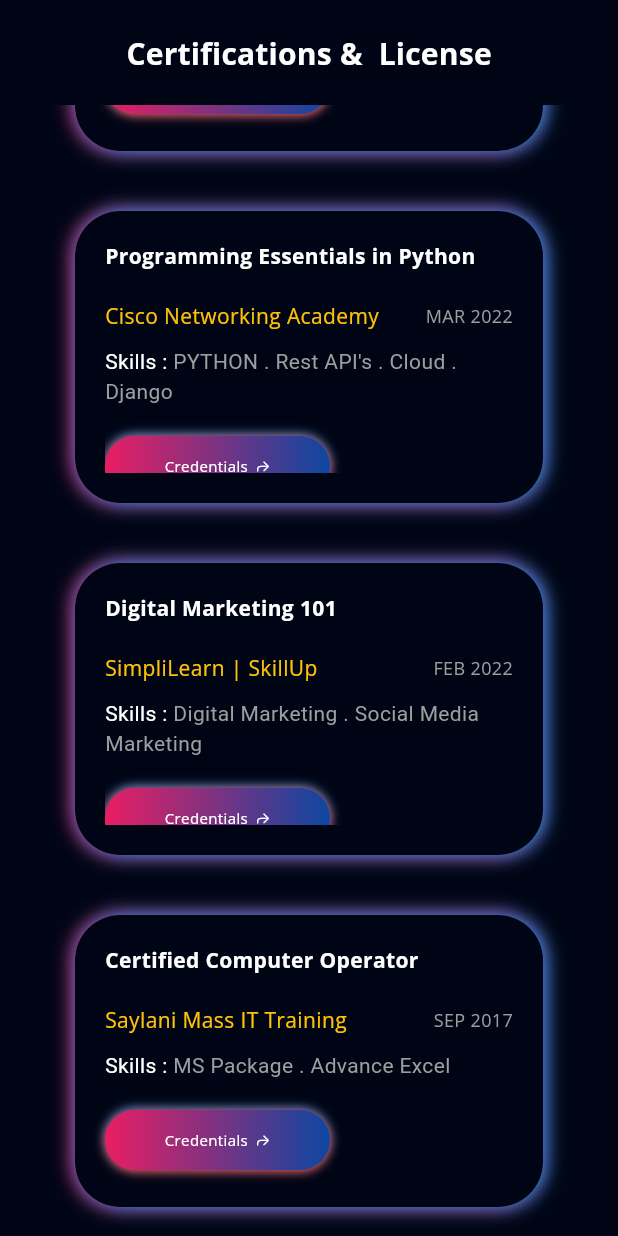
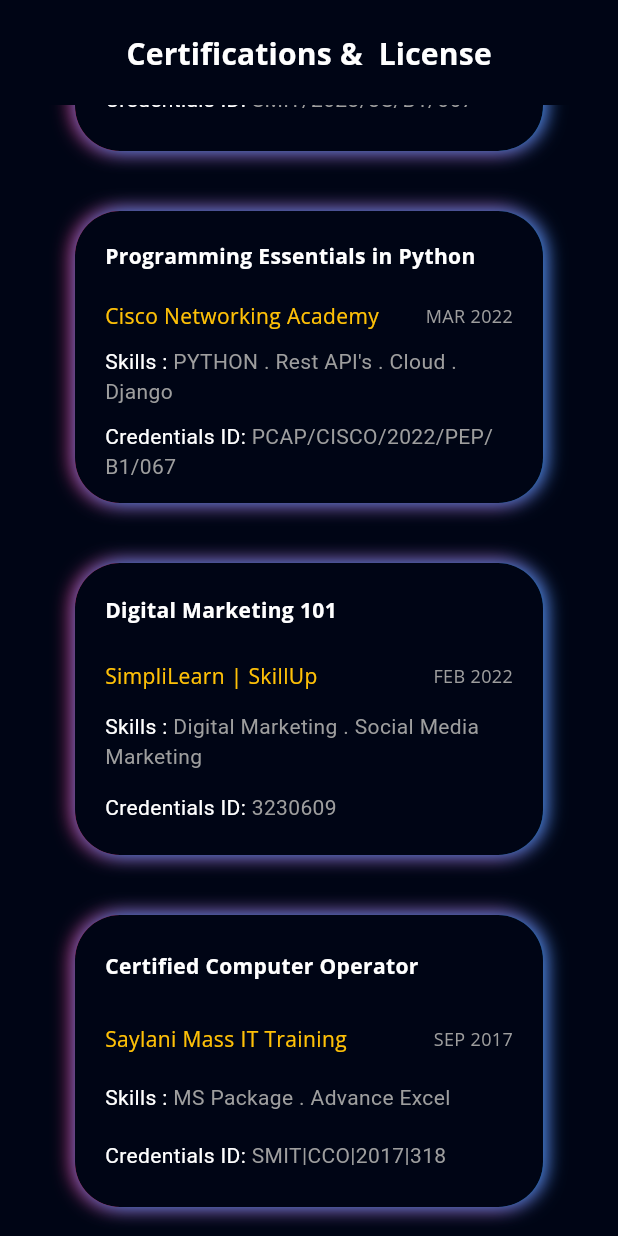
Before and after one commit to 1shabbirhussain/Flutter-Responsive-Portfolio-WebApp, a Flutter app: the Certifications screen opened directly, scrolled down 888 dp, on a phone screen of 412 x 824 dp. Run offline on Flutter 3.47's test engine with Material 3 defaults, Android fonts, the phone set to English and light mode, and no system bars; our stand-ins replace flutter_svg, font_awesome_flutter, get, google_fonts, photo_view.

Commit message:
added all certifications

```diff
--- a/lib/model/certificate_model.dart
+++ b/lib/model/certificate_model.dart
@@ -4,13 +4,15 @@
   final String date;
   final String skills;
   final String credential;
+  final String image;
 
-  CertificateModel({
+  CertificateModel( {
     required this.name,
     required this.organization,
     required this.date,
     required this.skills,
     required this.credential,
+    required this.image,
   });
 }
 
@@ -21,6 +23,7 @@
     date: 'AUG 2023',
     skills: 'Flutter . Dart . Firebase . StateManagement',
     credential:  'JP/WOW/FL/B4/1239',
+    image:  'assets/images/flutter_jp.jpeg',
   ),
   CertificateModel(
     name: 'Google Certified in SoftSkills',
@@ -28,6 +31,7 @@
     date: 'JUL 2024',
     skills: 'Critical Thinking . Time Managment . Problem Solving . Social Networking',
     credential:  '1526905661503348',
+    image:  'assets/images/softskills.png',
   ),
   CertificateModel(
     name: 'Introduction to Flutter',
@@ -35,6 +39,7 @@
     date: 'NOV 2023',
     skills: 'Flutter . Dart . Programming',
     credential:  '4676011',
+    image:  'assets/images/flutter.jpeg',
   ),
   CertificateModel(
     name: 'Java Script Crash Course',
@@ -42,6 +47,7 @@
     date: 'SEP 2023',
     skills: 'JS . HTML . CSS . Node.JS',
     credential:  'SMIT/2023/JS/B1/067',
+    image:  'assets/images/js.jpeg',
   ),
   CertificateModel(
     name: 'Programming Essentials in Python',
@@ -49,6 +55,7 @@
     date: 'MAR 2022',
     skills: 'PYTHON . Rest API\'s . Cloud . Django',
     credential:  'PCAP/CISCO/2022/PEP/B1/067',
+    image:  '',
   ),
   CertificateModel(
     name: 'Digital Marketing 101',
@@ -56,6 +63,7 @@
     date: 'FEB 2022',
     skills: 'Digital Marketing . Social Media Marketing',
     credential:  '3230609',
+    image:  '',
   ),
   CertificateModel(
     name: 'Certified Computer Operator',
@@ -63,6 +71,7 @@
     date: 'SEP 2017',
     skills: 'MS Package . Advance Excel',
     credential:  'SMIT|CCO|2017|318',
+    image:  'assets/images/cco.jpeg',
   ),
 
 ];
--- a/lib/view/certifications/certifications.dart
+++ b/lib/view/certifications/certifications.dart
@@ -1,4 +1,3 @@
-import 'package:flutter/cupertino.dart';
 import 'package:flutter/material.dart';
 import 'package:flutter_portfolio/view%20model/getx_controllers/certification_controller.dart';
 import 'package:flutter_portfolio/view/projects/components/title_text.dart';
@@ -26,7 +25,7 @@
           Expanded(
               child: Responsive(
                   desktop: CertificateGrid(crossAxisCount: 3,),
-                  extraLargeScreen: CertificateGrid(crossAxisCount: 4),
+                  extraLargeScreen: CertificateGrid(crossAxisCount: 4,ratio: 1.4),
                   largeMobile: CertificateGrid(crossAxisCount: 1,ratio: 1.8),
                   mobile: CertificateGrid(crossAxisCount: 1,ratio: 1.5),
                   tablet: CertificateGrid(ratio: 1.4,crossAxisCount: 2,)))
--- a/lib/view/certifications/components/certificates_details.dart
+++ b/lib/view/certifications/components/certificates_details.dart
@@ -1,5 +1,6 @@
 import 'package:flutter/cupertino.dart';
 import 'package:flutter/material.dart';
+import 'package:flutter_portfolio/view/projects/components/image_viewer.dart';
 import 'package:get/get.dart';
 import 'package:url_launcher/url_launcher.dart';
 import '../../../model/certificate_model.dart';
@@ -17,85 +18,126 @@
         controller.onHover(index, value);
       },
       onTap: () {
-      },
-      borderRadius: BorderRadius.circular(30),
+        ImageViewer(context,certificateList[index].image);
+      },      borderRadius: BorderRadius.circular(30),
       child: AnimatedContainer(
           padding: const EdgeInsets.all(defaultPadding),
           height: double.infinity,
           width: double.infinity,
           decoration: BoxDecoration(
-              borderRadius: BorderRadius.circular(30),
-              color: bgColor),
+              borderRadius: BorderRadius.circular(30), color: bgColor),
           duration: const Duration(milliseconds: 500),
-          child: SingleChildScrollView(
           child: Column(
             crossAxisAlignment: CrossAxisAlignment.start,
+            mainAxisAlignment: MainAxisAlignment.spaceEvenly,
             children: [
               Text(
                 certificateList[index].name,
-                  style: Theme.of(context)
-                      .textTheme
-                      .bodyMedium!
-                      .copyWith(
-                      color: Colors.white,
-                      fontWeight: FontWeight.bold),
+                style: Theme.of(context).textTheme.bodyMedium!.copyWith(
+                    color: Colors.white, fontWeight: FontWeight.bold),
                 maxLines: 1,
                 overflow: TextOverflow.ellipsis,
               ),
-                const SizedBox(height: defaultPadding,),
+              const SizedBox(
+                height: defaultPadding,
+              ),
               Row(
                 mainAxisAlignment: MainAxisAlignment.spaceBetween,
                 children: [
-                    Text(certificateList[index].organization,style: const TextStyle(color: Colors.amber),),
-                    Text(certificateList[index].date,style: const TextStyle(color: Colors.grey,fontSize: 12),),
+                  Text(
+                    certificateList[index].organization,
+                    style: const TextStyle(color: Colors.amber),
+                  ),
+                  Text(
+                    certificateList[index].date,
+                    style: const TextStyle(color: Colors.grey, fontSize: 12),
+                  ),
                 ],
               ),
-                const SizedBox(height: defaultPadding/2,),
+              const SizedBox(
+                height: defaultPadding / 2,
+              ),
               Text.rich(
                 maxLines: 2,
                 TextSpan(
-                      text: 'Skills : ',style: const TextStyle(color: Colors.white,),
+                    text: 'Skills : ',
+                    style: const TextStyle(
+                      color: Colors.white,
+                    ),
                     children: [
                       TextSpan(
-                          text: certificateList[index].skills,style: const TextStyle(color: Colors.grey,overflow: TextOverflow.ellipsis),)
-                      ]
-                  ),),
-                const SizedBox(height: defaultPadding,),
-                InkWell(
-                  onTap: () {
-                    launchUrl(Uri.parse(certificateList[index].credential));
-                  },
-                  child: Container(
-                    height: 40,
-                    width: 150,
-                    decoration: BoxDecoration(
-                        borderRadius: BorderRadius.circular(30),
-                        gradient: LinearGradient(
-                            colors: [
-                              Colors.pink,
-                              Colors.blue.shade900,
-                            ]
+                        text: certificateList[index].skills,
+                        style: const TextStyle(
+                            color: Colors.grey,
+                            overflow: TextOverflow.ellipsis),
+                      )
+                    ]),
               ),
-                        boxShadow:const [
-                          BoxShadow(color: Colors.blue,offset: Offset(0, -1),blurRadius: 5),
-                          BoxShadow(color: Colors.red,offset: Offset(0, 1),blurRadius: 5),
-                        ]
+              const SizedBox(
+                height: defaultPadding / 2,
               ),
-                    child: const Row(
-                      mainAxisAlignment: MainAxisAlignment.center,
+              Text.rich(
+                maxLines: 2,
+                TextSpan(
+                    text: 'Credentials ID: ',
+                    style: const TextStyle(
+                      color: Colors.white,
+                    ),
                     children: [
-                        Text('Credentials',style: TextStyle(color: Colors.white,fontSize: 10),),
-                        SizedBox(width: 5,),
-                        Icon(
-                          CupertinoIcons.arrow_turn_up_right,color: Colors.white,size: 10,
+                      TextSpan(
+                        text: certificateList[index].credential,
+                        style: const TextStyle(
+                            color: Colors.grey,
+                            overflow: TextOverflow.ellipsis),
                       )
+                    ]),
+              ),
+              // const SizedBox(
+              //   height: defaultPadding,
+              // ),
+              // InkWell(
+              //   onTap: () {
+              //     launchUrl(Uri.parse(certificateList[index].credential));
+              //   },
+              //   child: Container(
+              //     height: 40,
+              //     width: 150,
+              //     decoration: BoxDecoration(
+              //         borderRadius: BorderRadius.circular(30),
+              //         gradient: LinearGradient(colors: [
+              //           Colors.pink,
+              //           Colors.blue.shade900,
+              //         ]),
+              //         boxShadow: const [
+              //           BoxShadow(
+              //               color: Colors.blue,
+              //               offset: Offset(0, -1),
+              //               blurRadius: 5),
+              //           BoxShadow(
+              //               color: Colors.red,
+              //               offset: Offset(0, 1),
+              //               blurRadius: 5),
+              //         ]),
+              //     child: const Row(
+              //       mainAxisAlignment: MainAxisAlignment.center,
+              //       children: [
+              //         Text(
+              //           'Credentials',
+              //           style: TextStyle(color: Colors.white, fontSize: 10),
+              //         ),
+              //         SizedBox(
+              //           width: 5,
+              //         ),
+              //         Icon(
+              //           CupertinoIcons.arrow_turn_up_right,
+              //           color: Colors.white,
+              //           size: 10,
+              //         )
+              //       ],
+              //     ),
+              //   ),
+              // ),
             ],
-                    ),
-                  ),
-                ),
-
-              ],
-            ),
           )),
     );
   }
```
Also changed, not shown: assets/images/cco.jpeg (added), assets/images/devathon.jpeg (added), assets/images/flutter.jpeg (added), assets/images/flutter_jp.jpeg (added), assets/images/js.jpeg (added), assets/images/membership.png (added), assets/images/softskills.png (added), assets/images/triange_icon.png (deleted), 1 other file. Lines whose indentation alone changed are shown as unchanged.
